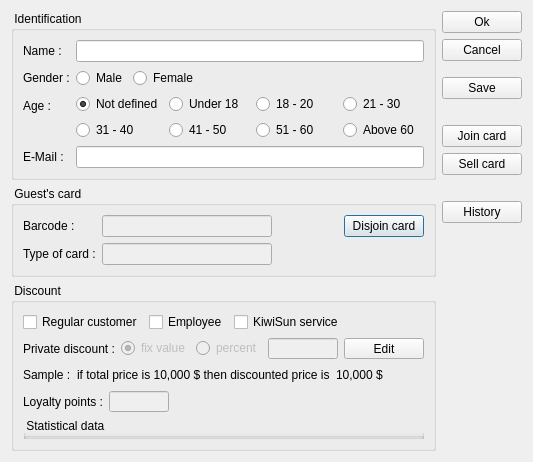
Above: client/dlgguestedit.ui from tbikfalvi/Belenus before the change. Below: the same form after it.
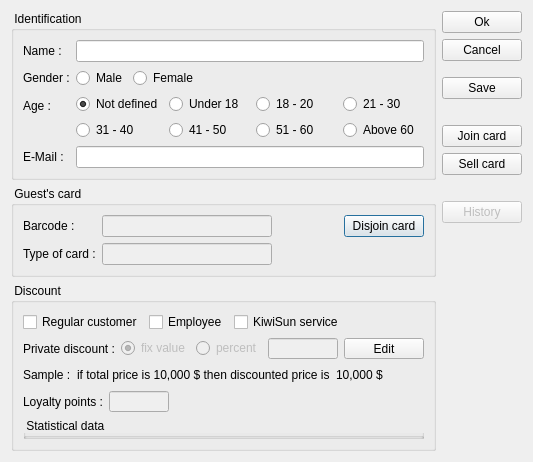
That is the form after the change.

The edit to the form file:
```diff
--- a/client/dlgguestedit.ui
+++ b/client/dlgguestedit.ui
@@ -689,6 +689,9 @@
      </item>
      <item>
       <widget class="QPushButton" name="pbHistory">
+       <property name="enabled">
+        <bool>false</bool>
+       </property>
        <property name="text">
         <string>History</string>
        </property>
```
